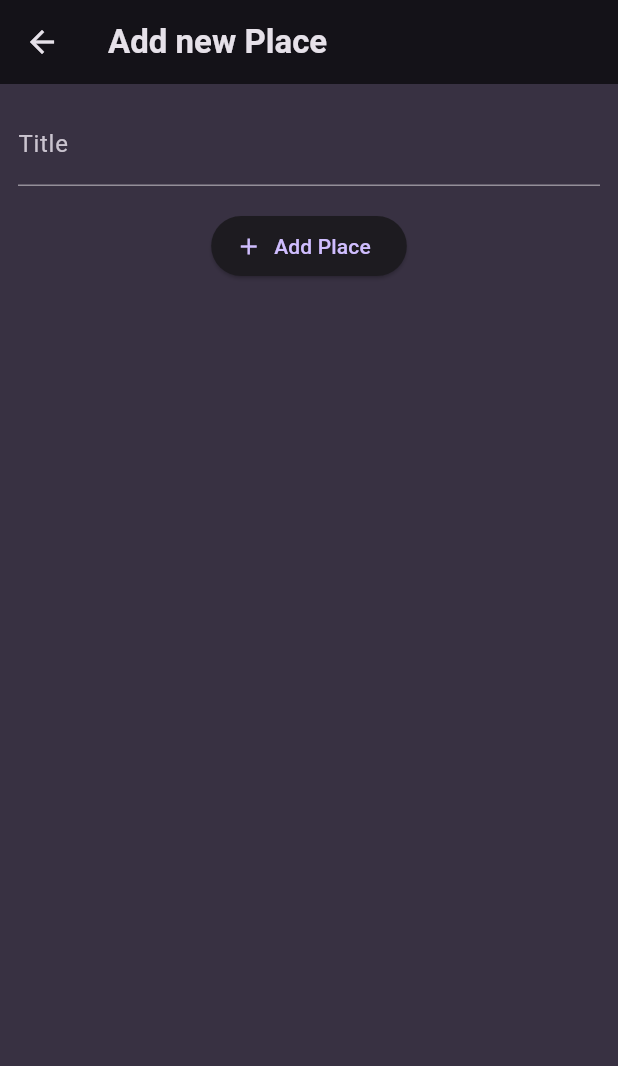
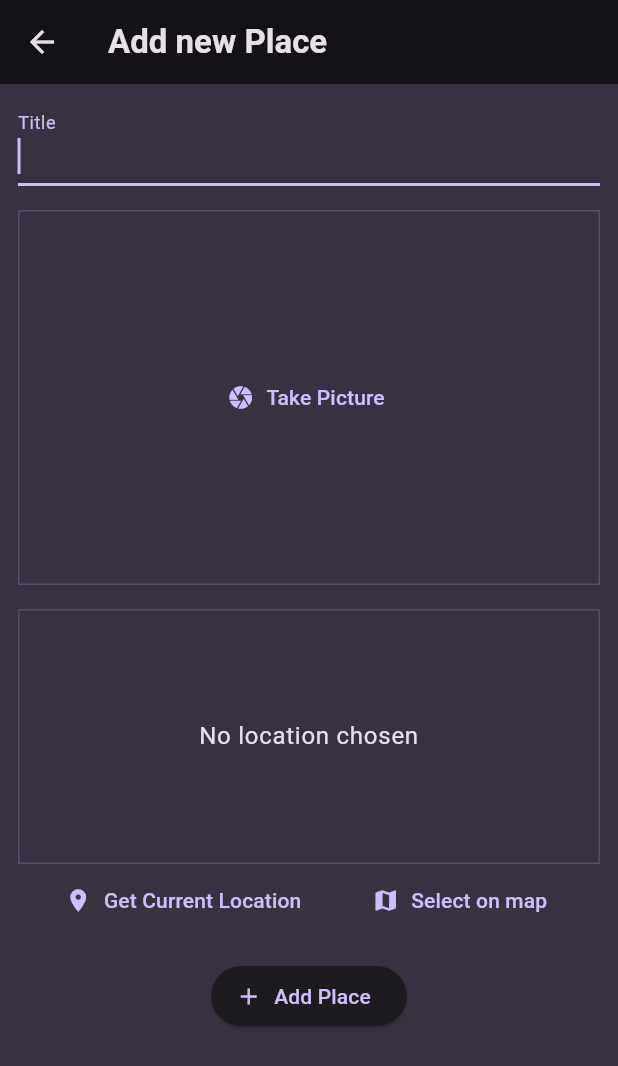
Before and after one commit to RichardOtto95/FavoritePlaces, a Flutter app: the AddPlaceScreen screen opened directly, on a phone screen of 412 x 824 dp. Shown: the top 1066 px of the screen. Run offline on Flutter 3.47's test engine with Material 3 defaults, Android fonts, the phone set to English and light mode, and no system bars; our stand-ins replace flutter_riverpod, google_fonts, google_maps_flutter, image_picker, location, sqflite; accounts and stored records are empty.

```diff
--- a/lib/models/place.dart
+++ b/lib/models/place.dart
@@ -1,10 +1,31 @@
+import 'dart:io';
+
 import 'package:uuid/uuid.dart';
 
 const uuid = Uuid();
 
+class PlaceLocation {
+  final double latitude;
+  final double longitude;
+  final String address;
+
+  const PlaceLocation({
+    required this.latitude,
+    required this.longitude,
+    required this.address,
+  });
+}
+
 class Place {
-  Place({required this.title}) : id = uuid.v4();
+  Place({
+    required this.title,
+    required this.image,
+    required this.location,
+    id,
+  }) : id = id ?? uuid.v4();
 
   final String id;
   final String title;
+  final File image;
+  final PlaceLocation location;
 }
--- a/lib/screens/add_place.dart
+++ b/lib/screens/add_place.dart
@@ -1,4 +1,9 @@
+import 'dart:io';
+
+import 'package:favorite_places/models/place.dart';
 import 'package:favorite_places/providers/user_places.dart';
+import 'package:favorite_places/widgets/image_input.dart';
+import 'package:favorite_places/widgets/location_input.dart';
 import 'package:flutter/material.dart';
 import 'package:flutter_riverpod/flutter_riverpod.dart';
 
@@ -11,15 +16,21 @@ class AddPlaceScreen extends ConsumerStatefulWidget {
 
 class _AddPlaceScreenState extends ConsumerState<AddPlaceScreen> {
   final _titleController = TextEditingController();
+  File? _selectedImage;
+  PlaceLocation? _selectedLocation;
 
   void _savePlace() {
     final enteredText = _titleController.text;
 
-    if (enteredText.isEmpty) {
+    if (enteredText.isEmpty ||
+        _selectedImage == null ||
+        _selectedLocation == null) {
       return;
     }
 
-    ref.read(userPlacesProvider.notifier).addPlace(enteredText);
+    ref
+        .read(userPlacesProvider.notifier)
+        .addPlace(enteredText, _selectedImage!, _selectedLocation!);
 
     Navigator.of(context).pop();
   }
@@ -42,10 +53,17 @@ class _AddPlaceScreenState extends ConsumerState<AddPlaceScreen> {
           children: [
             TextField(
               controller: _titleController,
+              autofocus: true,
               style: TextStyle(
                 color: Theme.of(context).colorScheme.onBackground,
               ),
               decoration: const InputDecoration(label: Text("Title")),
+            ),
+            const SizedBox(height: 16),
+            ImageInput(onPickImage: (image) => _selectedImage = image),
+            const SizedBox(height: 16),
+            LocationInput(
+              onPickLocation: (location) => _selectedLocation = location,
             ),
             const SizedBox(height: 16),
             ElevatedButton.icon(
--- /dev/null
+++ b/lib/widgets/image_input.dart
@@ -0,0 +1,64 @@
+import 'dart:io';
+
+import 'package:flutter/material.dart';
+import 'package:image_picker/image_picker.dart';
+
+class ImageInput extends StatefulWidget {
+  const ImageInput({super.key, required this.onPickImage});
+
+  final void Function(File image) onPickImage;
+
+  @override
+  State<ImageInput> createState() => _ImageInputState();
+}
+
+class _ImageInputState extends State<ImageInput> {
+  File? _selectedImage;
+
+  void _takePicture() async {
+    final imagePicker = ImagePicker();
+    final pickedImage = await imagePicker.pickImage(
+      source: ImageSource.camera,
+      maxWidth: 600,
+    );
+    if (pickedImage != null) {
+      setState(() {
+        _selectedImage = File(pickedImage.path);
+      });
+      widget.onPickImage(_selectedImage!);
+    }
+  }
+
+  @override
+  Widget build(BuildContext context) {
+    Widget content = TextButton.icon(
+      onPressed: _takePicture,
+      icon: const Icon(Icons.camera),
+      label: const Text("Take Picture"),
+    );
+
+    if (_selectedImage != null) {
+      content = GestureDetector(
+        onTap: _takePicture,
+        child: Image.file(
+          _selectedImage!,
+          fit: BoxFit.cover,
+          width: double.infinity,
+          height: double.infinity,
+        ),
+      );
+    }
+    return Container(
+      height: 250,
+      width: double.infinity,
+      decoration: BoxDecoration(
+        border: Border.all(
+          width: 1,
+          color: Theme.of(context).colorScheme.primary.withOpacity(.2),
+        ),
+      ),
+      alignment: Alignment.center,
+      child: content,
+    );
+  }
+}
--- /dev/null
+++ b/lib/widgets/location_input.dart
@@ -0,0 +1,161 @@
+import 'dart:convert';
+
+import 'package:favorite_places/models/place.dart';
+import 'package:favorite_places/screens/map.dart';
+import 'package:flutter/material.dart';
+import 'package:google_maps_flutter/google_maps_flutter.dart';
+import 'package:location/location.dart';
+import 'package:http/http.dart' as http;
+
+class LocationInput extends StatefulWidget {
+  const LocationInput({super.key, required this.onPickLocation});
+
+  final void Function(PlaceLocation location) onPickLocation;
+
+  @override
+  State<LocationInput> createState() => _LocationInputState();
+}
+
+class _LocationInputState extends State<LocationInput> {
+  PlaceLocation? _pickedLocation;
+
+  var _isGettingLocation = false;
+
+  String get locationImage {
+    if (_pickedLocation == null) {
+      return "";
+    }
+    final lat = _pickedLocation!.latitude;
+    final lng = _pickedLocation!.longitude;
+    return "https://maps.googleapis.com/maps/api/staticmap?"
+        "center=$lat,$lng&size=600x300&zoom=14"
+        "&maptype=roadmap&markers=color:blue%7Clabel:S%7C40.702147,-74.015794"
+        "&markers=color:red%7Clabel:A%7C$lat,$lng"
+        "&key=AIzaSyA6XZLzc7dHFZn2GpLTpEk8wtDXn4_iZ5w";
+  }
+
+  void _savePlace(double latitude, longitude) async {
+    final url = Uri.parse(
+      "https://maps.googleapis.com/maps/api/geocode/json?latlng=$latitude,$longitude&key=AIzaSyA6XZLzc7dHFZn2GpLTpEk8wtDXn4_iZ5w",
+    );
+
+    final response = await http.get(url);
+
+    final resData = json.decode(response.body);
+
+    final address = resData["results"][0]["formatted_address"];
+
+    setState(() {
+      _pickedLocation = PlaceLocation(
+        latitude: latitude,
+        longitude: longitude,
+        address: address,
+      );
+      widget.onPickLocation(_pickedLocation!);
+      _isGettingLocation = false;
+    });
+  }
+
+  void _getCurrentLocation() async {
+    setState(() {
+      _isGettingLocation = true;
+    });
+
+    Location location = Location();
+
+    bool serviceEnabled;
+    PermissionStatus permissionGranted;
+    LocationData locationData;
+
+    serviceEnabled = await location.serviceEnabled();
+    if (!serviceEnabled) {
+      serviceEnabled = await location.requestService();
+      if (!serviceEnabled) {
+        return;
+      }
+    }
+
+    permissionGranted = await location.hasPermission();
+    if (permissionGranted == PermissionStatus.denied) {
+      permissionGranted = await location.requestPermission();
+      if (permissionGranted != PermissionStatus.granted) {
+        return;
+      }
+    }
+
+    locationData = await location.getLocation();
+
+    final lat = locationData.latitude;
+    final lng = locationData.longitude;
+
+    if (lat == null || lng == null) {
+      return;
+    }
+
+    _savePlace(lat, lng);
+  }
+
+  void _selectOnMap() async {
+    final pickedLocation = await Navigator.of(context).push<LatLng>(
+      MaterialPageRoute(builder: (context) => const MapScreen()),
+    );
+
+    if (pickedLocation == null) return;
+
+    setState(() {
+      _isGettingLocation = true;
+    });
+
+    _savePlace(pickedLocation.latitude, pickedLocation.longitude);
+  }
+
+  @override
+  Widget build(BuildContext context) {
+    return Column(
+      children: [
+        Container(
+          height: 170,
+          width: double.infinity,
+          alignment: Alignment.center,
+          decoration: BoxDecoration(
+            border: Border.all(
+              width: 1,
+              color: Theme.of(context).colorScheme.primary.withOpacity(.2),
+            ),
+          ),
+          child: _pickedLocation != null
+              ? Image.network(
+                  locationImage,
+                  fit: BoxFit.cover,
+                  width: double.infinity,
+                  height: double.infinity,
+                )
+              : _isGettingLocation
+                  ? const CircularProgressIndicator()
+                  : Text(
+                      "No location chosen",
+                      textAlign: TextAlign.center,
+                      style: Theme.of(context).textTheme.bodyLarge!.copyWith(
+                            color: Theme.of(context).colorScheme.onBackground,
+                          ),
+                    ),
+        ),
+        Row(
+          mainAxisAlignment: MainAxisAlignment.spaceEvenly,
+          children: [
+            TextButton.icon(
+              icon: const Icon(Icons.location_on),
+              onPressed: _getCurrentLocation,
+              label: const Text("Get Current Location"),
+            ),
+            TextButton.icon(
+              icon: const Icon(Icons.map),
+              onPressed: _selectOnMap,
+              label: const Text("Select on map"),
+            ),
+          ],
+        ),
+      ],
+    );
+  }
+}
```
Also changed, not shown: lib/providers/user_places.dart (+60 -3 lines), lib/screens/map.dart (added, +77 -0 lines), lib/screens/places.dart (+30 -4 lines), lib/screens/places_detail.dart (+83 -0 lines), lib/widgets/places_list.dart (+18 -2 lines), pubspec.yaml (+7 -0 lines), pubspec.lock, 10 other files.
